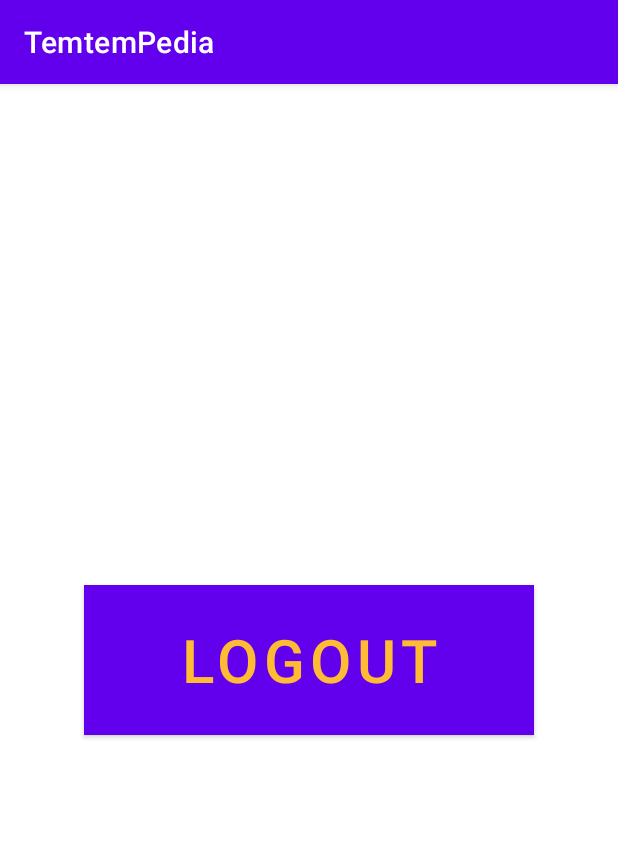
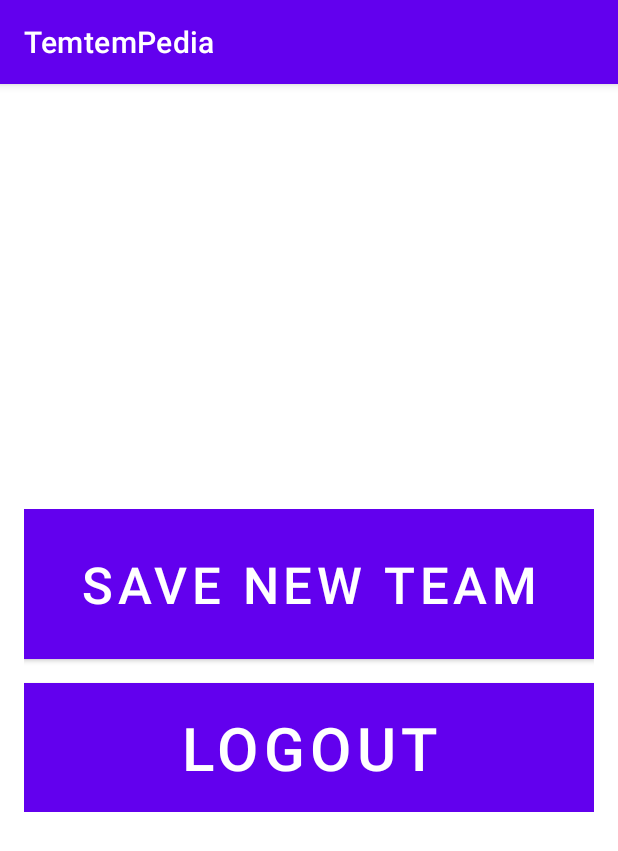
Before and after one commit to cenfo-418-teapot/TemTemPedia, an Android app: the screen it shows after launch (MainActivity), on a phone screen of 412 x 824 dp. Shown: the top 851 px of the screen. Run offline under Robolectric (Android 15) with nearby library versions, the phone set to English and light mode, and no system bars; our stand-ins replace Firebase (no records; nobody signed in at launch, a user with empty details on screens opened directly).

Commit message:
save temtem (with no integration to the teams view)

```diff
--- a/app/build.gradle
+++ b/app/build.gradle
@@ -40,6 +40,7 @@ dependencies {
     implementation 'androidx.constraintlayout:constraintlayout:2.1.1'
     implementation 'com.google.firebase:firebase-auth-ktx:21.0.1'
     implementation 'com.google.android.gms:play-services-auth:19.2.0'
+    implementation 'com.google.firebase:firebase-firestore-ktx:23.0.3'
     testImplementation 'junit:junit:4.+'
     androidTestImplementation 'androidx.test.ext:junit:1.1.3'
     androidTestImplementation 'androidx.test.espresso:espresso-core:3.4.0'
--- a/app/src/main/res/layout/activity_main.xml
+++ b/app/src/main/res/layout/activity_main.xml
@@ -6,19 +6,38 @@
     android:layout_height="match_parent"
     tools:context=".MainActivity">
 
-    <Button
-        android:id="@+id/logout"
-        android:layout_width="300dp"
-        android:layout_height="100dp"
-        android:text="Logout"
-        android:textSize="40sp"
-        android:padding="10dp"
-        android:foreground="?android:attr/selectableItemBackground"
-        android:textColor="@android:color/holo_orange_light"
-        android:background="@android:color/black"
+    <LinearLayout
+        android:layout_width="match_parent"
+        android:layout_height="wrap_content"
+        android:orientation="vertical"
+        android:gravity="center"
+        android:layout_margin="16dp"
         app:layout_constraintBottom_toBottomOf="parent"
-        app:layout_constraintLeft_toLeftOf="parent"
-        app:layout_constraintRight_toRightOf="parent"
-        app:layout_constraintTop_toTopOf="parent" />
+        app:layout_constraintEnd_toEndOf="parent"
+        app:layout_constraintHorizontal_bias="0.0"
+        app:layout_constraintStart_toStartOf="parent"
+        app:layout_constraintTop_toTopOf="parent">
+
+        <Button
+            android:id="@+id/newTeam"
+            android:layout_width="match_parent"
+            android:layout_height="100dp"
+            android:background="@android:color/black"
+            android:foreground="?android:attr/selectableItemBackground"
+            android:padding="10dp"
+            android:text="Save New Team"
+            android:textSize="34sp" />
+
+        <Button
+            android:id="@+id/logout"
+            android:layout_width="match_parent"
+            android:layout_height="wrap_content"
+            android:background="@android:color/black"
+            android:foreground="?android:attr/selectableItemBackground"
+            android:padding="10dp"
+            android:text="Logout"
+            android:layout_marginTop="16dp"
+            android:textSize="40sp" />
+    </LinearLayout>
 
 </androidx.constraintlayout.widget.ConstraintLayout>
--- a/app/src/main/res/values/strings.xml
+++ b/app/src/main/res/values/strings.xml
@@ -1,4 +1,4 @@
 <resources>
     <string name="app_name">TemtemPedia</string>
-<!--    <string name="default_web_client_id">465354418596-inu015daaapmtj1t7tdv7tdgrhjq30q0.apps.googleusercontent.com</string>-->
+    <string name="web_client_id">465354418596-inu015daaapmtj1t7tdv7tdgrhjq30q0.apps.googleusercontent.com</string>
 </resources>
```
Also changed, not shown: app/src/main/java/com/teapot/temtempedia/MainActivity.kt (+28 -1 lines).
